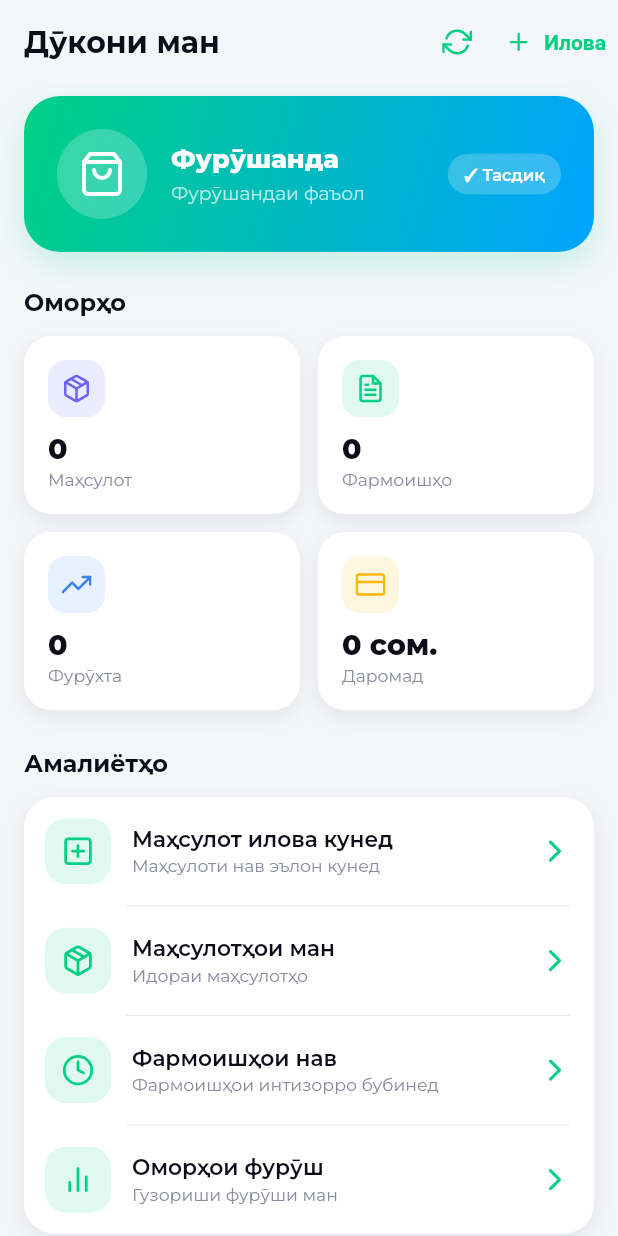
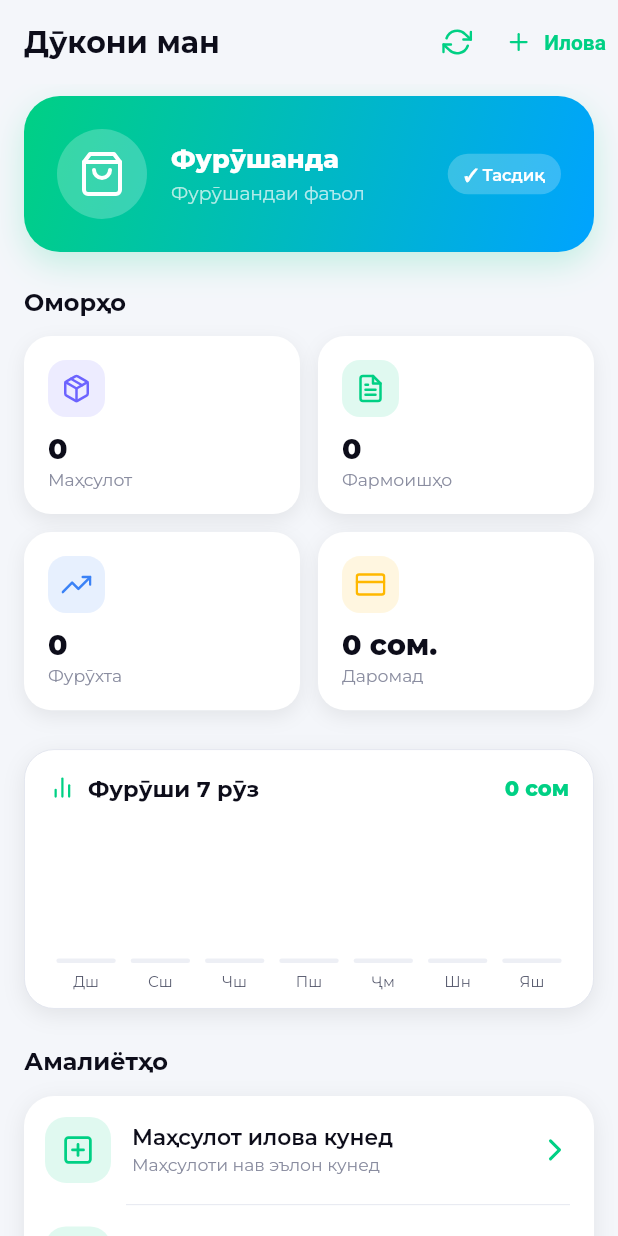
Before and after one commit to Raonsonapp/TajikShop, a Flutter app: the SellerDashboardScreen screen opened by its route, on a phone screen of 412 x 824 dp. Run offline on Flutter 3.47's test engine with Material 3 defaults, Android fonts, the phone set to English and light mode, and no system bars; our stand-ins replace cached_network_image, connectivity_plus, dio, feather_icons, firebase_core, firebase_messaging and 10 more; missing offline and left inert: yandex_mobileads; accounts and stored records are empty; network calls fail.

Commit message:
feat(pro): rating breakdown bars on product detail + 7-day sales chart on seller dashboard

```diff
--- a/lib/modules/seller/seller_dashboard_screen.dart
+++ b/lib/modules/seller/seller_dashboard_screen.dart
@@ -209,6 +209,10 @@ class SellerDashboardScreen extends ConsumerWidget {
             ),
             const SizedBox(height: 26),
 
+            // ── Графики фурӯши 7 рӯз ──────────────────────────────────────────
+            const _SalesChartCard(),
+            const SizedBox(height: 26),
+
             // ── Quick actions (grouped card, template ListTile style) ────────
             Text(l.sellerActions,
                 style: TextStyle(color: context.pal.textPrimary, fontSize: 16, fontWeight: FontWeight.w700)),
@@ -355,3 +359,96 @@ class _ActionItem extends StatelessWidget {
         ),
       );
 }
+
+// ── Графики фурӯши 7 рӯз ──────────────────────────────────────────────────────
+class _SalesChartCard extends ConsumerWidget {
+  const _SalesChartCard();
+
+  static String _key(DateTime d) =>
+      '${d.year}-${d.month.toString().padLeft(2, '0')}-${d.day.toString().padLeft(2, '0')}';
+
+  static const _wd = {1: 'Дш', 2: 'Сш', 3: 'Чш', 4: 'Пш', 5: 'Ҷм', 6: 'Шн', 7: 'Яш'};
+
+  @override
+  Widget build(BuildContext context, WidgetRef ref) {
+    final pal = context.pal;
+    final async = ref.watch(sellerSalesChartProvider);
+
+    final byDate = <String, double>{};
+    async.whenData((list) {
+      for (final e in list) {
+        final d = e['date']?.toString() ?? '';
+        final t = (e['total'] as num?)?.toDouble() ?? 0;
+        if (d.isNotEmpty) byDate[d] = t;
+      }
+    });
+
+    final now = DateTime.now();
+    final days = List.generate(7, (i) {
+      final d = DateTime(now.year, now.month, now.day)
+          .subtract(Duration(days: 6 - i));
+      return (d, byDate[_key(d)] ?? 0.0);
+    });
+    final maxVal = days.fold<double>(0, (m, e) => e.$2 > m ? e.$2 : m);
+    final total = days.fold<double>(0, (s, e) => s + e.$2);
+
+    return Container(
+      padding: const EdgeInsets.fromLTRB(16, 16, 16, 12),
+      decoration: BoxDecoration(
+        color: pal.card,
+        borderRadius: BorderRadius.circular(20),
+        border: Border.all(color: pal.border, width: 0.6),
+        boxShadow: const [
+          BoxShadow(color: Color(0x14000000), blurRadius: 12, offset: Offset(0, 4)),
+        ],
+      ),
+      child: Column(crossAxisAlignment: CrossAxisAlignment.start, children: [
+        Row(children: [
+          const Icon(FeatherIcons.barChart2, color: AppColors.primary, size: 18),
+          const SizedBox(width: 8),
+          Text('Фурӯши 7 рӯз',
+              style: TextStyle(
+                  color: pal.textPrimary, fontSize: 15, fontWeight: FontWeight.w700)),
+          const Spacer(),
+          Text('${total.toStringAsFixed(0)} сом',
+              style: const TextStyle(
+                  color: AppColors.primary, fontSize: 14, fontWeight: FontWeight.w800)),
+        ]),
+        const SizedBox(height: 16),
+        SizedBox(
+          height: 110,
+          child: Row(
+            crossAxisAlignment: CrossAxisAlignment.end,
+            children: [
+              for (final e in days)
+                Expanded(
+                  child: Column(
+                    mainAxisAlignment: MainAxisAlignment.end,
+                    children: [
+                      Text(
+                        e.$2 > 0 ? e.$2.toStringAsFixed(0) : '',
+                        style: TextStyle(color: pal.textMuted, fontSize: 9),
+                      ),
+                      const SizedBox(height: 3),
+                      Container(
+                        margin: const EdgeInsets.symmetric(horizontal: 5),
+                        height: maxVal <= 0 ? 3 : (6 + 70 * (e.$2 / maxVal)),
+                        decoration: BoxDecoration(
+                          gradient: e.$2 > 0 ? AppColors.primaryGradient : null,
+                          color: e.$2 > 0 ? null : pal.surface,
+                          borderRadius: BorderRadius.circular(6),
+                        ),
+                      ),
+                      const SizedBox(height: 6),
+                      Text(_wd[e.$1.weekday] ?? '',
+                          style: TextStyle(color: pal.textSecondary, fontSize: 10)),
+                    ],
+                  ),
+                ),
+            ],
+          ),
+        ),
+      ]),
+    );
+  }
+}
--- a/lib/providers/seller_provider.dart
+++ b/lib/providers/seller_provider.dart
@@ -46,6 +46,19 @@ final sellerOrdersProvider =
     FutureProvider.autoDispose<List<Map<String, dynamic>>>((ref) async {
   try {
     final res = await ApiClient.instance.dio.get('/seller/orders');
+    final raw = res.data;
+    final list = raw is List ? raw : (raw is Map ? (raw['data'] ?? []) : []);
+    return (list as List).whereType<Map<String, dynamic>>().toList();
+  } catch (_) {
+    return const [];
+  }
+});
+
+// ── Графики фурӯши 7 рӯз (GET /seller/sales-chart) ──────────────────────────
+final sellerSalesChartProvider =
+    FutureProvider.autoDispose<List<Map<String, dynamic>>>((ref) async {
+  try {
+    final res = await ApiClient.instance.dio.get('/seller/sales-chart');
     final raw = res.data;
     final list = raw is List ? raw : (raw is Map ? (raw['data'] ?? []) : []);
     return (list as List).whereType<Map<String, dynamic>>().toList();
```
Also changed, not shown: lib/modules/product/product_detail_screen.dart (+50 -0 lines), 2 other files.
